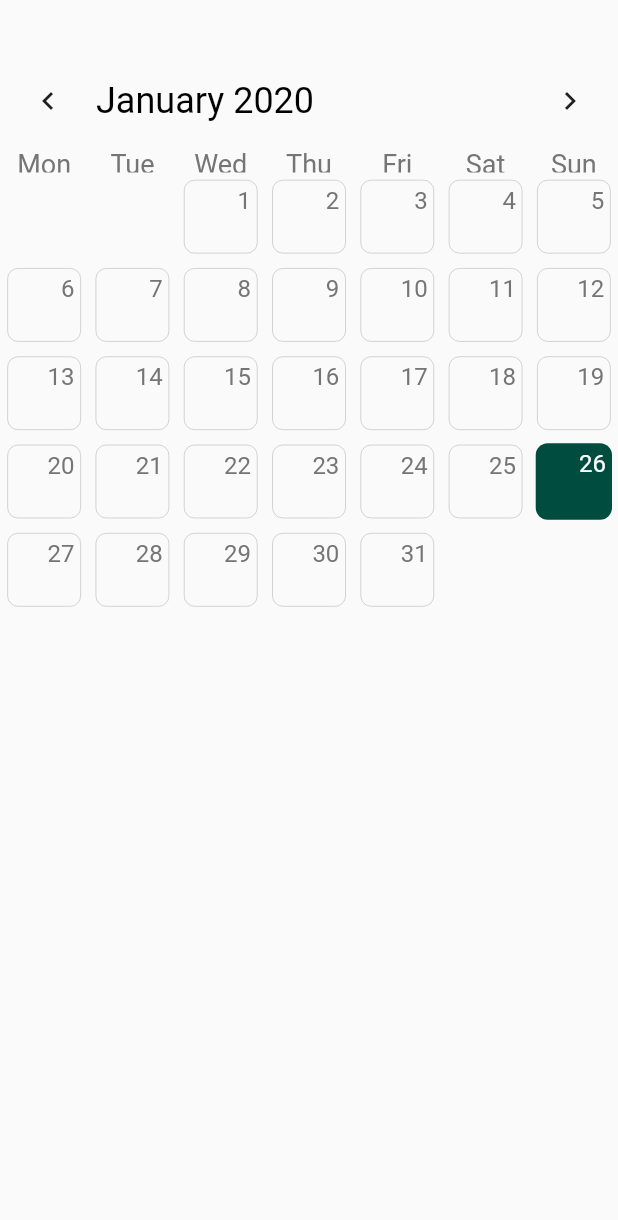
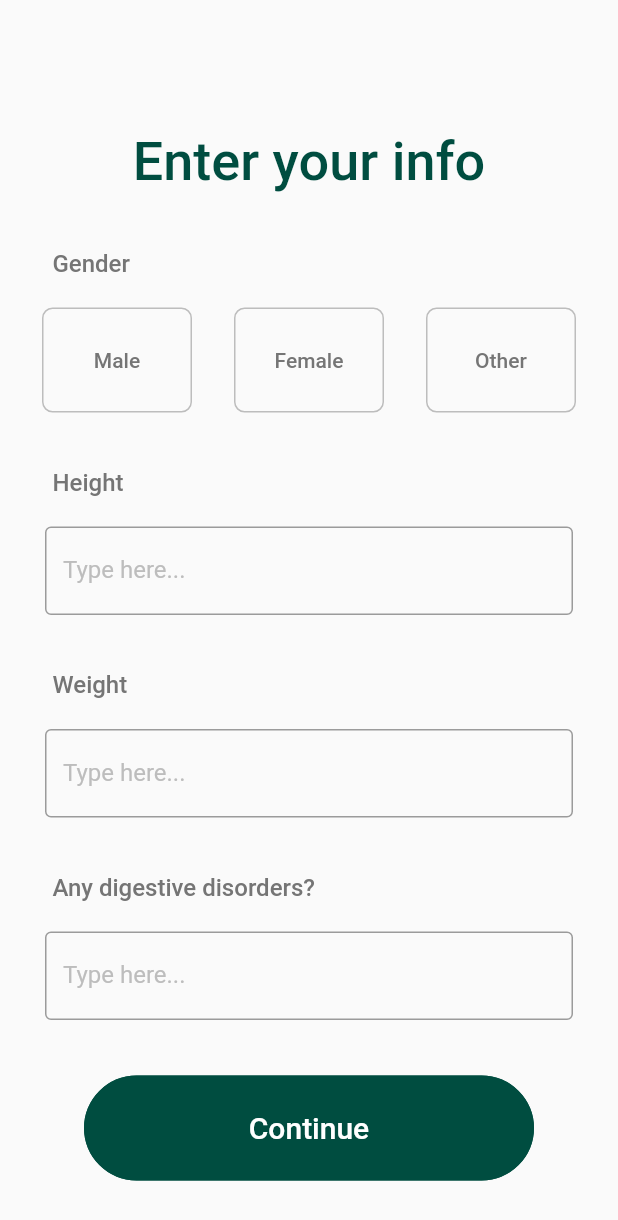
Before and after one commit to CurtisMIT/andro_poop, a Flutter app: the screen it shows after launch, after a tap on "Enter Health Data", on a phone screen of 412 x 824 dp. Shown: the top 1220 px of the screen. Run offline on Flutter 3.47's test engine with Material 2 defaults, Android fonts, the phone set to English and light mode, and no system bars; drawn by our look-alikes of table_calendar; our stand-ins replace flutter_svg, google_fonts; Roboto replaces fonts that are missing (Ubuntu).

Commit message:
before sleep

```diff
--- /dev/null
+++ b/lib/Components/Details.dart
@@ -0,0 +1 @@
+import 'package:flutter/material.dart';
--- /dev/null
+++ b/lib/Components/Info.dart
@@ -0,0 +1,229 @@
+import 'package:flutter/material.dart';
+import 'package:google_fonts/google_fonts.dart';
+
+import 'Start.dart';
+
+class Info extends StatelessWidget {
+
+  @override
+  Widget build(BuildContext context) {
+    return Scaffold(
+      resizeToAvoidBottomPadding: false,
+      body: Column(
+        mainAxisAlignment: MainAxisAlignment.spaceEvenly,
+        children: <Widget>[
+          Title(),
+          GenderBoard(),
+          HeightBoard(),
+          WeightBoard(),
+          DigestBoard(),
+          TestButton(
+            name: 'Continue',
+            color: Colors.teal[900],
+            txtcolor: Colors.white,
+            onPressed: () => Navigator.of(context).pushNamed('/calendar'),
+          )
+        ],
+      ),
+    );
+  }
+}
+
+class Ubuntu extends StatelessWidget {
+  Ubuntu({this.text, this.colour, this.size, this.weight});
+
+  final String text;
+  final Color colour;
+  final double size;
+  final FontWeight weight;
+
+  @override
+  Widget build(BuildContext context) {
+    return Text(
+      '$text',
+      style: GoogleFonts.ubuntu(
+        textStyle: TextStyle(
+          color: colour,
+          fontSize: size,
+          fontWeight: weight
+        )
+      ),
+    );
+  }
+}
+
+class Title extends StatelessWidget {
+
+  @override
+  Widget build(BuildContext context) {
+    return Container(
+      margin: const EdgeInsets.only(top: 50),
+      child: Ubuntu(
+        text: 'Enter your info',
+        colour: Colors.teal[900],
+        size: 36.0,
+        weight: FontWeight.w500,
+      ),
+    );
+  }
+}
+
+class Header extends StatelessWidget {
+
+  Header({this.header});
+
+  final String header;
+
+  @override
+  Widget build(BuildContext context) {
+    return Container(
+      padding: const EdgeInsets.symmetric(horizontal: 35),
+      alignment: Alignment.bottomLeft,
+      child: Ubuntu(
+        text: '$header',
+        colour: Colors.grey[600],
+        size: 16,
+        weight: FontWeight.w500,
+      ),
+    );
+  }
+}
+
+class Board extends StatelessWidget {
+
+  Board({this.header, this.child});
+
+  final String header;
+  final Widget child;
+
+  @override
+  Widget build(BuildContext context) {
+    return Container(
+      child: Column(
+        children: <Widget>[
+          Header(header: '$header',),
+          SizedBox(height: 20,),
+          child
+        ],
+      ),
+    );
+  }
+
+}
+
+class InputBox extends StatelessWidget {
+
+  InputBox({this.suffix});
+
+  final String suffix;
+
+  @override
+  Widget build(BuildContext context) {
+    return Container(
+      padding: const EdgeInsets.symmetric(horizontal: 30),
+      child: TextField(
+        obscureText: true,
+        decoration: InputDecoration(
+          border: OutlineInputBorder(),
+          labelText: 'Type here...',
+          labelStyle: GoogleFonts.ubuntu(
+            textStyle: TextStyle(
+              color: Colors.grey[400]
+            )
+          ),
+          suffix: Ubuntu(
+            text: '$suffix',
+            colour: Colors.grey[600],
+          )
+        ),
+      ),
+    );
+  }
+
+}
+
+class HeightBoard extends StatelessWidget {
+
+  @override
+  Widget build(BuildContext context) {
+    return Board(
+      header: 'Height',
+      child: InputBox(suffix: 'foot',)
+    );
+  }
+
+}
+
+class WeightBoard extends StatelessWidget {
+
+  @override
+  Widget build(BuildContext context) {
+    return Board(
+      header: 'Weight',
+      child: InputBox(suffix: 'kg',)
+    );
+  }
+
+}
+
+class DigestBoard extends StatelessWidget {
+
+  @override
+  Widget build(BuildContext context) {
+    return Board(
+      header: 'Any digestive disorders?',
+      child: InputBox()
+    );
+  }
+
+}
+
+
+
+class GenderBoard extends StatelessWidget {
+
+
+  @override
+  Widget build(BuildContext context) {
+    return Board(
+      header: 'Gender',
+      child: Row(
+        mainAxisAlignment: MainAxisAlignment.spaceEvenly,
+        children: <Widget>[
+          Gender(gender: 'Male',),
+          Gender(gender: 'Female',),
+          Gender(gender: 'Other',)
+        ],
+      ),
+    );
+  }
+}
+
+class Gender extends StatelessWidget {
+
+  Gender({this.gender});
+
+  final String gender;
+
+  @override
+  Widget build(BuildContext context) {
+    return MaterialButton(
+      child: Text(
+        '$gender',
+        style: TextStyle(
+          color: Colors.grey[600]
+        ),
+      ),
+      onPressed: () => print('I\'m $gender'),
+      shape: RoundedRectangleBorder(
+        side: BorderSide(
+          color: Colors.grey[400],
+          width: 1
+        ),
+        borderRadius: BorderRadius.circular(7)
+      ),
+      height: 70,
+      minWidth: 100,
+    );
+  }
+}
--- a/lib/Components/Start.dart
+++ b/lib/Components/Start.dart
@@ -1,5 +1,6 @@
 import 'package:flutter/material.dart';
 import 'package:flutter_svg/flutter_svg.dart';
+import 'package:google_fonts/google_fonts.dart';
 
 class Start extends StatelessWidget {
 
@@ -36,12 +37,13 @@ class Start extends StatelessWidget {
                           ),
                           Text(
                             'Oh Sh*t!',
-                            style: TextStyle(
-                                fontSize: 36,
+                            style: GoogleFonts.ubuntu(
+                              textStyle: TextStyle(
+                                fontSize: 40,
                                 color: Colors.teal[900],
                                 fontWeight: FontWeight.bold,
-                                fontFamily: 'Ubuntu'
                               ),
+                            )
                           ),
                           SizedBox(
                             height: 10,
@@ -51,9 +53,11 @@ class Start extends StatelessWidget {
                             width: 200,
                             child: Text(
                               'Enter your health data to get started!',
-                              style: TextStyle(
-                                fontSize: 16,
-                              ),
+                              style: GoogleFonts.ubuntu(
+                                textStyle: TextStyle(
+                                  fontSize: 16,
+                                ),
+                              )
                             ),
                           )
                         ],
@@ -96,9 +100,11 @@ class TestButton extends StatelessWidget {
     return MaterialButton(
       child: Text(
         '$name',
-        style: TextStyle(
-          fontSize: 20
-        ),
+        style: GoogleFonts.ubuntu(
+          textStyle: TextStyle(
+            fontSize: 20
+          ),
+        )
       ),
       onPressed: onPressed,
       padding: const EdgeInsets.symmetric(vertical: 2.0,),
--- a/lib/main.dart
+++ b/lib/main.dart
@@ -1,7 +1,10 @@
 import 'package:flutter/material.dart';
+import 'package:intl/date_symbol_data_local.dart';
+
 import 'Components/Start.dart';
+import 'Components/Info.dart';
 import 'Components/CalendarView.dart';
-import 'package:intl/date_symbol_data_local.dart';
+import 'Components/Popup.dart';
 
 void main() {
   initializeDateFormatting().then((_) => runApp(MyApp()));
@@ -15,7 +18,10 @@ class MyApp extends StatelessWidget {
      initialRoute: '/',
      routes: {
        '/': (context) => Start(),
-       '/second': (context) => SecondScreen()
+      // '/': (context) => Popup(),
+      '/second': (context) => Info(),
+      '/calendar': (context) => SecondScreen(),
+      '/popup': (context) => Popup()
      },
    );
  }
--- a/pubspec.yaml
+++ b/pubspec.yaml
@@ -21,6 +21,7 @@ dependencies:
     sdk: flutter
   flutter_svg: ^0.17.0
   table_calendar: ^2.2.2
+  google_fonts: ^0.3.3
 
   # The following adds the Cupertino Icons font to your application.
   # Use with the CupertinoIcons class for iOS style icons.
```
Also changed, not shown: lib/Components/CalendarView.dart (+47 -1 lines), lib/Components/Colour.dart (added, +149 -0 lines), lib/Components/Popup.dart (added, +109 -0 lines), pubspec.lock, 3 other files.
